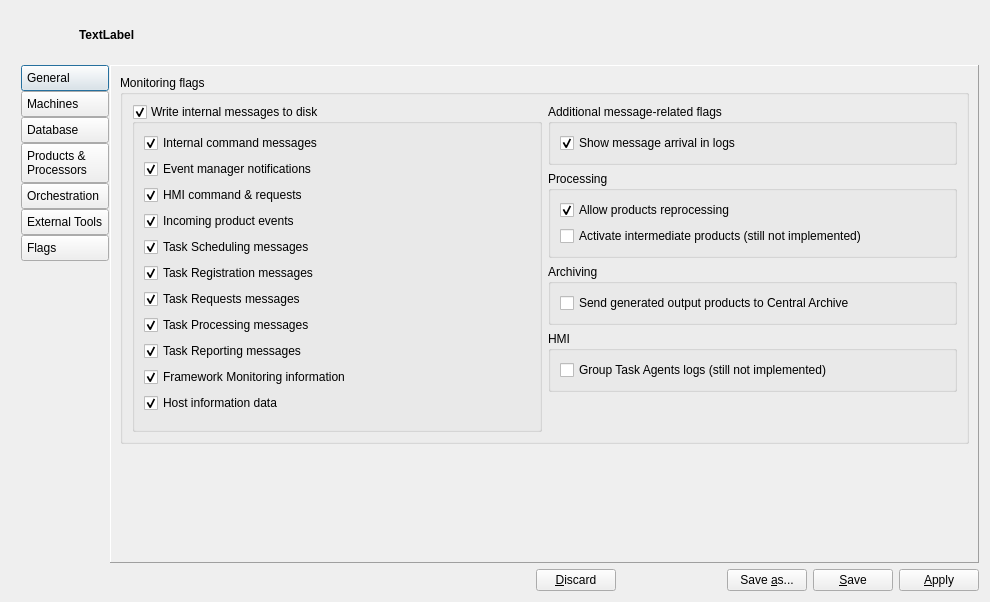
jc-gonzalez/qpfsvn, file qpfhmi/configtool.ui: the form before one commit.
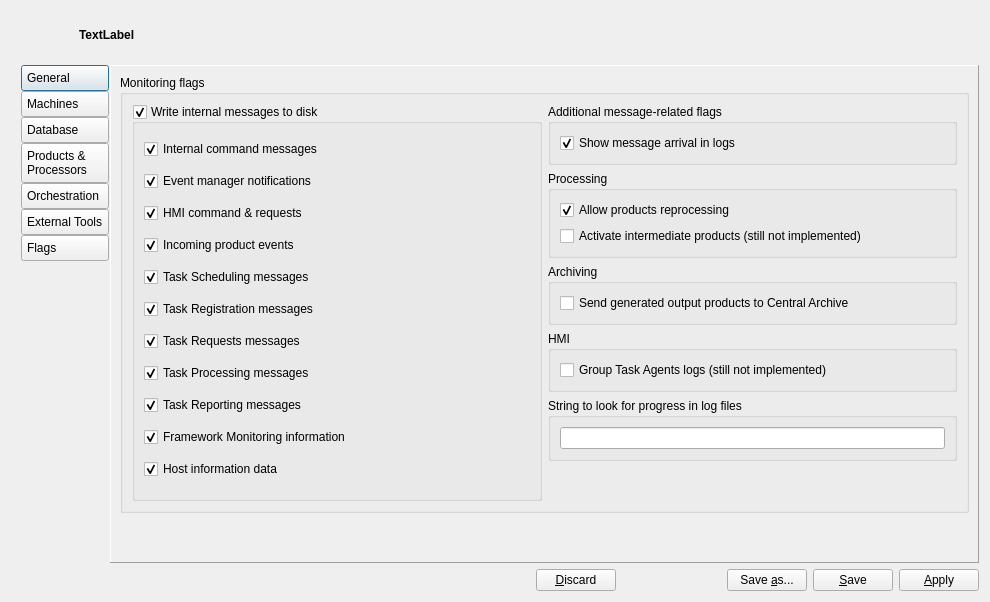
The form after the commit. The open tabs and pages were chosen to show the change. Icons and pictures are not drawn.

```diff
--- a/qpfhmi/configtool.ui
+++ b/qpfhmi/configtool.ui
@@ -1975,6 +1975,23 @@
                 </layout>
                </widget>
               </item>
+              <item>
+               <widget class="QGroupBox" name="groupBox_9">
+                <property name="title">
+                 <string>String to look for progress in log files</string>
+                </property>
+                <layout class="QVBoxLayout" name="verticalLayout_25">
+                 <item>
+                  <widget class="QLineEdit" name="edProgressString">
+                   <property name="toolTip">
+                    <string>It is expected that in logs from processing tasks this string is followed by a 
+number indicating the percentage of progress of the task.files the </string>
+                   </property>
+                  </widget>
+                 </item>
+                </layout>
+               </widget>
+              </item>
               <item>
                <spacer name="verticalSpacer_3">
                 <property name="orientation">
```
